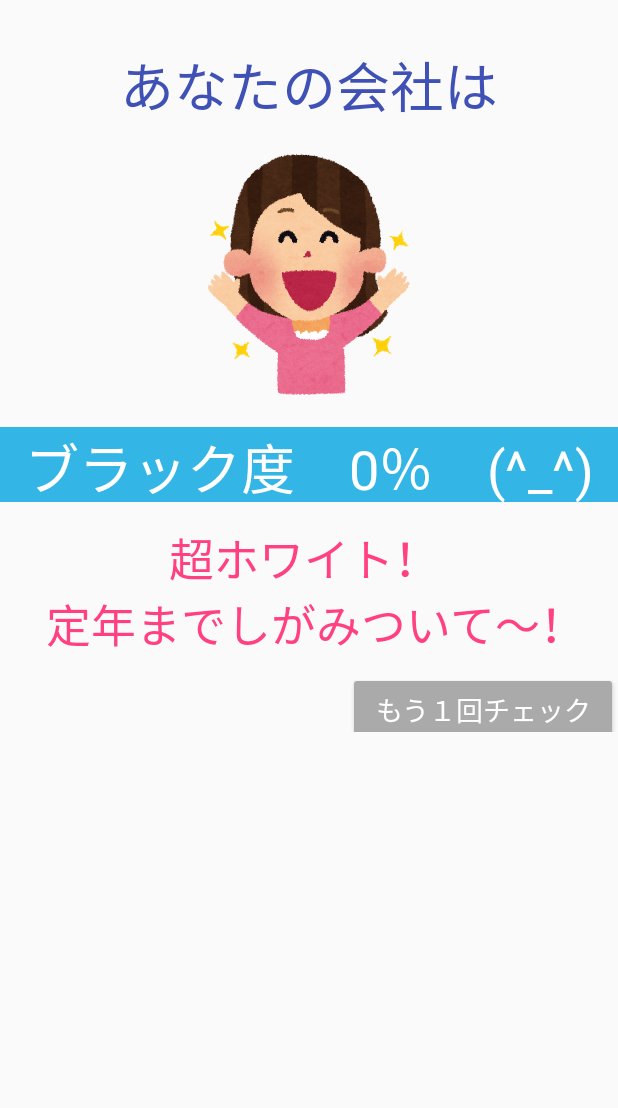
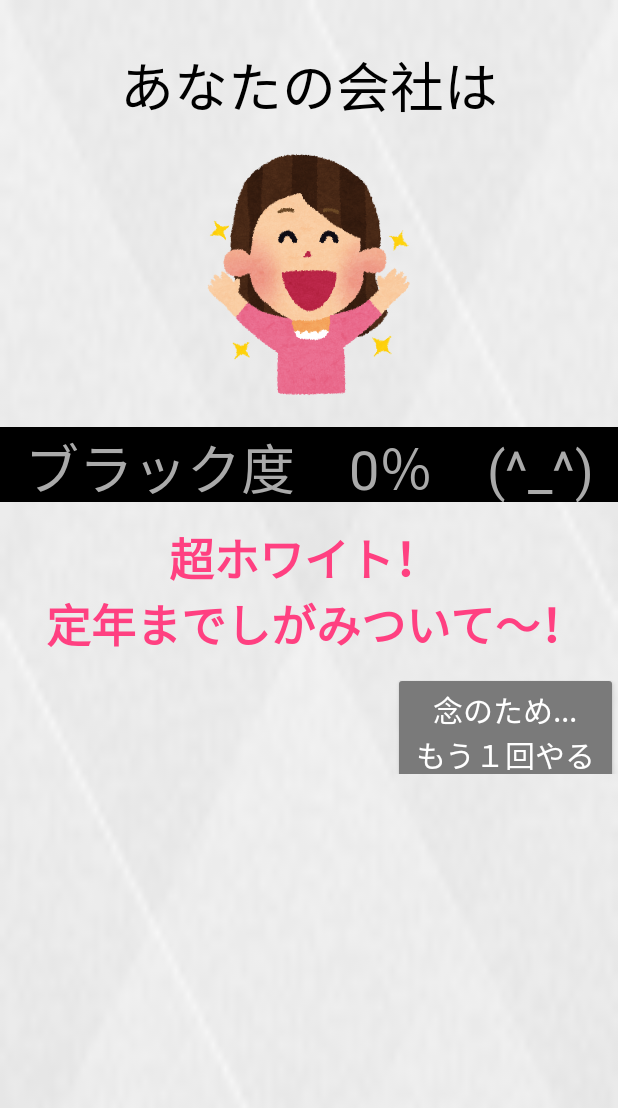
Before and after one commit to AkiraAkiraMori/BlackCompany, an Android app: the goodpage screen opened directly, with no data from a screen before it, on a phone screen of 412 x 824 dp. Shown: the top 1108 px of the screen. Run offline under Robolectric (Android 15) with nearby library versions, the phone set to English and light mode, and no system bars.

```diff
--- a/app/src/main/java/com/example/ntt/quiz/goodpage.java
+++ b/app/src/main/java/com/example/ntt/quiz/goodpage.java
@@ -3,6 +3,7 @@ package com.example.ntt.quiz;
 import android.content.Intent;
 import android.os.Bundle;
 import android.support.v7.app.AppCompatActivity;
+import android.util.Log;
 import android.view.View;
 import android.widget.ImageView;
 import android.widget.TextView;
@@ -27,30 +28,32 @@ public class goodpage extends AppCompatActivity {
 
         point = intent.getIntExtra("point", 0);
 
+        Log.d("percent" ,"point is ..." + point);
+
         resultText = findViewById(R.id.result);
         resultComent = findViewById(R.id.coment);
         resultImage = findViewById(R.id.imageResult);
 
-        int pointPercent = (int) ((float) point / 45f * 100f);
+        int pointPercent = (int) ((float) point / 55f * 100f);
 
-        if (point >= 37) {
+        if (point >= 45) {
             resultText.setText("ブラック度 " + pointPercent + "％ (T_T)");
             resultComent.setText("超ブラック！ \n 生きてるうちに辞めて〜！");
             resultImage.setImageResource(R.mipmap.sbad);
 
-        } else if (point < 37 && point >= 28) {
+        } else if (point < 45 && point >= 34) {
 
             resultText.setText("ブラック度　" + pointPercent + "％ ...");
             resultComent.setText("ブラックかも〜 \n 転職活動はじめましょ〜");
             resultImage.setImageResource(R.mipmap.bad);
 
-        } else if (point > 8 && point <= 17) {
+        } else if (point > 11 && point <= 22) {
 
             resultText.setText("ブラック度　" + pointPercent + "％ ！");
             resultComent.setText("まあホワイトじゃない？ \n 多少の不満は目をつむって〜");
             resultImage.setImageResource(R.mipmap.good);
 
-        } else if (point <= 8) {
+        } else if (point <= 11) {
 
             resultText.setText("ブラック度　" + pointPercent + "％　(^_^)");
             resultComent.setText("超ホワイト！ \n 定年までしがみついて〜！");
--- a/app/src/main/res/layout/activity_goodpage.xml
+++ b/app/src/main/res/layout/activity_goodpage.xml
@@ -4,6 +4,7 @@
     xmlns:tools="http://schemas.android.com/tools"
     android:layout_width="match_parent"
     android:layout_height="match_parent"
+    android:background="@mipmap/diamond_upholstery"
     tools:context="com.example.ntt.quiz.goodpage"
     tools:layout_editor_absoluteY="81dp">
 
@@ -23,7 +24,7 @@
             android:layout_marginTop="30dp"
             android:text="あなたの会社は"
             android:textAlignment="center"
-            android:textColor="@color/colorPrimary"
+            android:textColor="@android:color/black"
             android:textSize="36sp"
             tools:layout_editor_absoluteX="88dp"
             tools:layout_editor_absoluteY="49dp" />
@@ -42,10 +43,10 @@
             android:layout_width="match_parent"
             android:layout_height="50dp"
             android:layout_marginTop="15dp"
-            android:background="@android:color/holo_blue_light"
+            android:background="@android:color/black"
             android:text="点数"
             android:textAlignment="center"
-            android:textColor="@android:color/background_light"
+            android:textColor="@android:color/darker_gray"
             android:textSize="36sp"
             tools:layout_editor_absoluteY="415dp" />
 
@@ -57,25 +58,26 @@
             android:text="コメント"
             android:textAlignment="center"
             android:textColor="@color/colorAccent"
-            android:textSize="30sp" />
+            android:textSize="30sp"
+            android:textStyle="bold" />
 
         <LinearLayout
             android:layout_width="match_parent"
-            android:layout_height="50dp"
+            android:layout_height="80dp"
             android:gravity="right|center_vertical|center"
             android:orientation="vertical">
 
             <Button
                 android:id="@+id/button"
-                android:layout_width="180dp"
-                android:layout_height="50dp"
+                android:layout_width="150dp"
+                android:layout_height="80dp"
                 android:layout_marginTop="20dp"
-                android:backgroundTint="@android:color/darker_gray"
+                android:backgroundTint="@color/colorPrimaryDark"
                 android:onClick="click"
-                android:text="もう１回チェック"
+                android:text="念のため...\nもう１回やる"
                 android:textAlignment="center"
                 android:textColor="@android:color/background_light"
-                android:textSize="18sp" />
+                android:textSize="20sp" />
         </LinearLayout>
     </LinearLayout>
 </android.support.constraint.ConstraintLayout>
--- a/app/src/main/res/values/colors.xml
+++ b/app/src/main/res/values/colors.xml
@@ -1,6 +1,6 @@
 <?xml version="1.0" encoding="utf-8"?>
 <resources>
-    <color name="colorPrimary">#3f51b5</color>
-    <color name="colorPrimaryDark">#b8b8b8</color>
+    <color name="colorPrimary">#3f3ce1</color>
+    <color name="colorPrimaryDark">#7a7a7a</color>
     <color name="colorAccent">#ff4081</color>
 </resources>
```
Also changed, not shown: app/src/main/java/com/example/ntt/quiz/stresspage.java (+19 -4 lines), app/src/main/res/layout/activity_main.xml (+7 -7 lines), app/src/main/res/layout/activity_stresspage.xml (+18 -3 lines), app/src/main/res/mipmap-xxhdpi/character_akuma.png (added).
